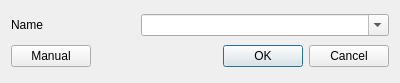
Above: plugins/installer_quick/src/simpleinstalldialog.ui from Holt59/mo2-merge before the change. Below: the same form after it.
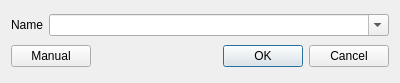
That is the form after the change.

Commit message: [installer_quick] Remove extra spacing between label and box

Patch:
```diff
--- a/plugins/installer_quick/src/simpleinstalldialog.ui
+++ b/plugins/installer_quick/src/simpleinstalldialog.ui
@@ -15,7 +15,7 @@
   </property>
   <layout class="QVBoxLayout" name="verticalLayout">
    <item>
-    <layout class="QHBoxLayout" name="horizontalLayout" stretch="1,2">
+    <layout class="QHBoxLayout" name="horizontalLayout" stretch="0,1">
      <item>
       <widget class="QLabel" name="label">
        <property name="text">
```
